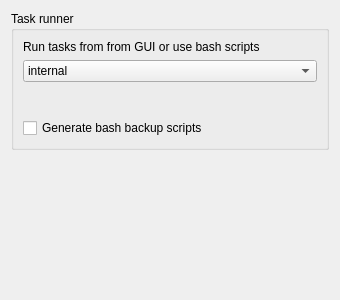
otsakir/lisa-backup, file App/settingsdialog.ui: the form before one commit.
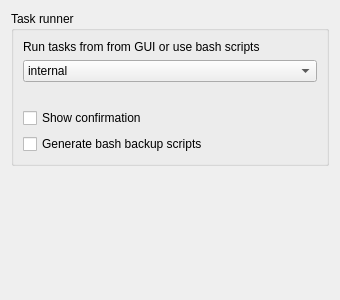
The form after the commit.

Commit message:
Added task running mechanism in "CLI" mode with confirmation dialog (#63).
Also set up a "confirmation" settings to control showing the confirmation (#64).

Patch:
```diff
--- a/App/settingsdialog.ui
+++ b/App/settingsdialog.ui
@@ -102,6 +102,13 @@
         </property>
        </spacer>
       </item>
+      <item>
+       <widget class="QCheckBox" name="checkBoxShowConfirmation">
+        <property name="text">
+         <string>Show confirmation </string>
+        </property>
+       </widget>
+      </item>
       <item>
        <widget class="QCheckBox" name="checkBoxGenerateScripts">
         <property name="text">
```
The commit also changes 3 other files.
